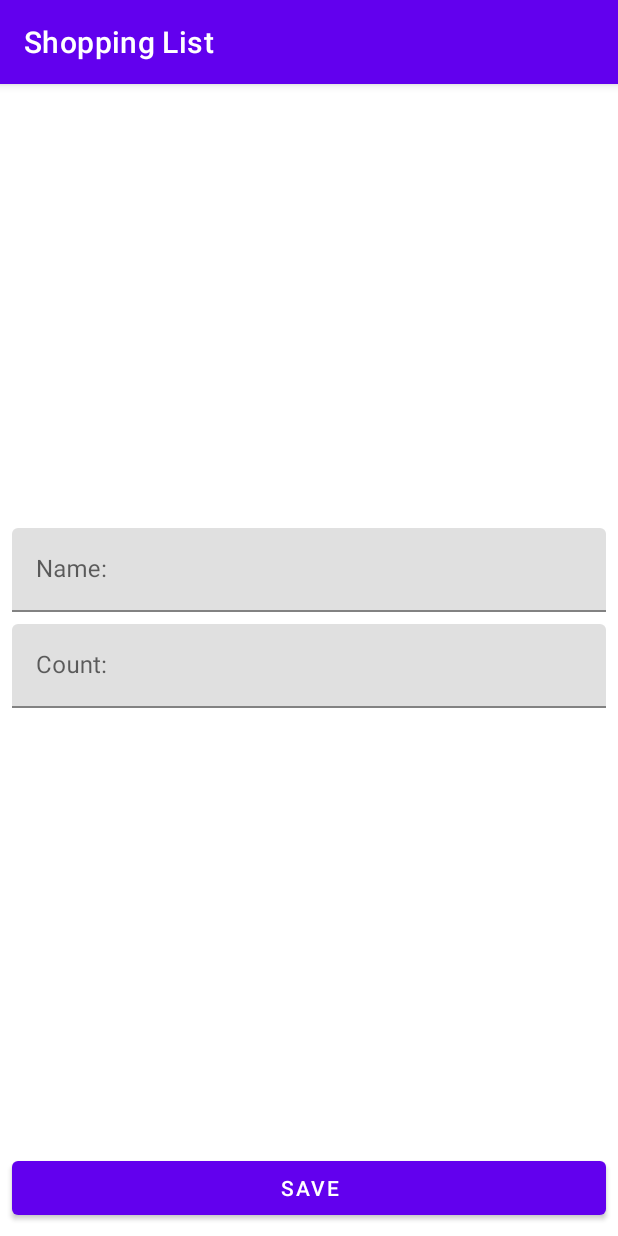
After one commit to MVN1101/ShoppingList, an Android app: the fragment ShopItemFragment placed in its activity, on a phone screen of 412 x 824 dp. The commit adds this screen. Run offline under Robolectric (Android 15) with nearby library versions, the phone set to English and light mode, and no system bars; 3 statements that could not run were skipped.

Commit message:
task6 add fragment

```diff
--- /dev/null
+++ b/app/src/main/java/com/mvn1101/shoppinglist/presentation/ShopItemFragment.kt
@@ -0,0 +1,175 @@
+package com.mvn1101.shoppinglist.presentation
+
+import android.content.Context
+import android.content.Intent
+import android.os.Bundle
+import android.text.Editable
+import android.text.TextWatcher
+import android.view.LayoutInflater
+import android.view.View
+import android.view.ViewGroup
+import android.widget.Button
+import android.widget.EditText
+import androidx.fragment.app.Fragment
+import androidx.lifecycle.ViewModelProvider
+import com.google.android.material.textfield.TextInputLayout
+import com.mvn1101.shoppinglist.R
+import com.mvn1101.shoppinglist.domain.ShopItem
+import com.mvn1101.shoppinglist.domain.ShopItem.Companion.UNDEFINED_ID
+
+class ShopItemFragment(
+    private val screenMode: String = MODE_UNKNOWN,
+    private val shopItemId: Int = ShopItem.UNDEFINED_ID
+) : Fragment() {
+
+    private lateinit var viewModel: ShopItemViewModel
+
+    private lateinit var tilName: TextInputLayout
+    private lateinit var tilCount: TextInputLayout
+    private lateinit var etName: EditText
+    private lateinit var etCount: EditText
+    private lateinit var saveButton: Button
+
+
+    override fun onCreateView(
+        inflater: LayoutInflater,
+        container: ViewGroup?,
+        savedInstanceState: Bundle?
+    ): View? {
+        return inflater.inflate(R.layout.fragment_shop_item, container, false)
+    }
+
+    override fun onViewCreated(view: View, savedInstanceState: Bundle?) {
+        super.onViewCreated(view, savedInstanceState)
+        super.onCreate(savedInstanceState)
+        parseParams()
+        viewModel = ViewModelProvider(this)[ShopItemViewModel::class.java]
+        initViews(view)
+        addTextChangeListener()
+        launchRightMode()
+        observeViewModels()
+    }
+
+    private fun observeViewModels() {
+        viewModel.errorInputName.observe(viewLifecycleOwner) {
+            val message = if (it) {
+                getString(R.string.error_input_name)
+            } else {
+                null
+            }
+            tilName.error = message
+        }
+
+        viewModel.errorInputCount.observe(viewLifecycleOwner) {
+            val message = if (it) {
+                getString(R.string.error_input_count)
+            } else {
+                null
+            }
+            tilCount.error = message
+        }
+        viewModel.shouldCloseScreen.observe(viewLifecycleOwner) {
+            activity?.onBackPressed()
+        }
+    }
+
+    private fun addTextChangeListener() {
+        etName.addTextChangedListener(object : TextWatcher {
+            override fun beforeTextChanged(s: CharSequence?, start: Int, count: Int, after: Int) {
+            }
+
+            override fun onTextChanged(s: CharSequence?, start: Int, before: Int, count: Int) {
+                viewModel.resetErrorInputName()
+            }
+
+            override fun afterTextChanged(s: Editable?) {
+            }
+        })
+
+        etCount.addTextChangedListener(object : TextWatcher {
+            override fun beforeTextChanged(s: CharSequence?, start: Int, count: Int, after: Int) {
+            }
+
+            override fun onTextChanged(s: CharSequence?, start: Int, before: Int, count: Int) {
+                viewModel.resetErrorInputCount()
+            }
+
+            override fun afterTextChanged(s: Editable?) {
+            }
+        })
+    }
+
+    private fun launchRightMode() {
+        when (screenMode) {
+            MODE_EDIT -> launchEditMode()
+            MODE_ADD -> launchAddMode()
+        }
+    }
+
+    private fun launchAddMode() {
+        saveButton.setOnClickListener() {
+            viewModel.addShopItem(etName.text?.toString(), etCount.text?.toString())
+        }
+    }
+
+    private fun launchEditMode() {
+        viewModel.getShopItem(shopItemId)
+        viewModel.shopItem.observe(viewLifecycleOwner) {
+            etName.setText(it.name)
+            etCount.setText(it.count.toString())
+        }
+        saveButton.setOnClickListener() {
+            viewModel.editShopItem(etName.text?.toString(), etCount.text?.toString())
+        }
+    }
+
+    private fun parseParams() {
+        if (screenMode != MODE_ADD && screenMode != MODE_EDIT) {
+            throw RuntimeException("Param screen mode is absent")
+        }
+        if (screenMode == MODE_EDIT && shopItemId == UNDEFINED_ID) {
+            throw RuntimeException("Param shop item id is absent")
+        }
+
+
+    }
+
+    private fun initViews(view: View) {
+        tilName = view.findViewById(R.id.til_name)
+        tilCount = view.findViewById(R.id.til_count)
+        etName = view.findViewById(R.id.et_name)
+        etCount = view.findViewById(R.id.ed_count)
+        saveButton = view.findViewById(R.id.save_button)
+    }
+
+
+    companion object {
+
+        private const val EXTRA_SCREEN_MODE = "extra_mode"
+        private const val EXTRA_SHOP_ITEM_ID = "extra_shop_item_id"
+        private const val MODE_ADD = "mode_add"
+        private const val MODE_EDIT = "mode_edit"
+        private const val MODE_UNKNOWN = ""
+
+        fun newInstanceAddItem(): ShopItemFragment{
+            return ShopItemFragment(MODE_ADD)
+        }
+
+        fun newInstanceEditItem(shopItemId: Int): ShopItemFragment{
+            return ShopItemFragment(MODE_EDIT, shopItemId)
+        }
+
+        fun newIntentAddItem(context: Context): Intent {
+            val intent = Intent(context, ShopItemActivity::class.java)
+            intent.putExtra(EXTRA_SCREEN_MODE, MODE_ADD)
+            return intent
+        }
+
+        fun newIntentEditItem(context: Context, shopItemId: Int): Intent {
+            val intent = Intent(context, ShopItemActivity::class.java)
+            intent.putExtra(EXTRA_SCREEN_MODE, MODE_EDIT)
+            intent.putExtra(EXTRA_SHOP_ITEM_ID, shopItemId)
+            return intent
+        }
+    }
+}
--- a/app/src/main/res/layout/activity_shop_item.xml
+++ b/app/src/main/res/layout/activity_shop_item.xml
@@ -1,62 +1,10 @@
 <?xml version="1.0" encoding="utf-8"?>
-<androidx.constraintlayout.widget.ConstraintLayout xmlns:android="http://schemas.android.com/apk/res/android"
+<androidx.fragment.app.FragmentContainerView xmlns:android="http://schemas.android.com/apk/res/android"
     xmlns:app="http://schemas.android.com/apk/res-auto"
     xmlns:tools="http://schemas.android.com/tools"
+    android:id="@+id/shop_item_container"
     android:layout_width="match_parent"
     android:layout_height="match_parent"
-    tools:context=".presentation.ShopItemActivity">
-
-    <com.google.android.material.textfield.TextInputLayout
-        android:id="@+id/til_name"
-        android:layout_width="0dp"
-        android:layout_height="wrap_content"
-        android:layout_marginStart="8dp"
-        android:layout_marginEnd="8dp"
-        android:layout_marginBottom="4dp"
-        app:layout_constraintBottom_toTopOf="@+id/til_count"
-        app:layout_constraintEnd_toEndOf="parent"
-        app:layout_constraintStart_toStartOf="parent"
-        app:layout_constraintTop_toTopOf="parent"
-        app:layout_constraintVertical_chainStyle="packed">
-
-        <com.google.android.material.textfield.TextInputEditText
-            android:id="@+id/et_name"
-            android:layout_width="match_parent"
-            android:layout_height="wrap_content"
-            android:hint="Name:"
-            android:inputType="textCapWords" />
-    </com.google.android.material.textfield.TextInputLayout>
-
-    <com.google.android.material.textfield.TextInputLayout
-        android:id="@+id/til_count"
-        android:layout_width="0dp"
-        android:layout_height="wrap_content"
-        android:layout_marginStart="8dp"
-        android:layout_marginEnd="8dp"
-        android:layout_marginTop="4dp"
-        app:layout_constraintTop_toBottomOf="@id/til_name"
-        app:layout_constraintBottom_toTopOf="@id/save_button"
-        app:layout_constraintEnd_toEndOf="parent"
-        app:layout_constraintStart_toStartOf="parent"
-        app:layout_constraintVertical_chainStyle="packed">
-
-        <com.google.android.material.textfield.TextInputEditText
-            android:id="@+id/ed_count"
-            android:layout_width="match_parent"
-            android:layout_height="wrap_content"
-            android:hint="Count:"
-            android:inputType="number"/>
-    </com.google.android.material.textfield.TextInputLayout>
-
-    <Button
-        android:id="@+id/save_button"
-        android:layout_width="0dp"
-        android:layout_height="wrap_content"
-        android:layout_marginStart="8dp"
-        android:layout_marginEnd="8dp"
-        android:layout_marginBottom="8dp"
-        android:text="Save"
-        app:layout_constraintBottom_toBottomOf="parent"
-        app:layout_constraintEnd_toEndOf="parent"
-        app:layout_constraintStart_toStartOf="parent" />
-</androidx.constraintlayout.widget.ConstraintLayout>
+    tools:context=".presentation.ShopItemActivity"
+    tools:layout = "@layout/fragment_shop_item">
+</androidx.fragment.app.FragmentContainerView>
--- /dev/null
+++ b/app/src/main/res/layout/fragment_shop_item.xml
@@ -0,0 +1,62 @@
+<?xml version="1.0" encoding="utf-8"?>
+<androidx.constraintlayout.widget.ConstraintLayout xmlns:android="http://schemas.android.com/apk/res/android"
+    xmlns:app="http://schemas.android.com/apk/res-auto"
+    xmlns:tools="http://schemas.android.com/tools"
+    android:layout_width="match_parent"
+    android:layout_height="match_parent"
+    tools:context=".presentation.ShopItemFragment">
+
+    <com.google.android.material.textfield.TextInputLayout
+        android:id="@+id/til_name"
+        android:layout_width="0dp"
+        android:layout_height="wrap_content"
+        android:layout_marginStart="8dp"
+        android:layout_marginEnd="8dp"
+        android:layout_marginBottom="4dp"
+        app:layout_constraintBottom_toTopOf="@+id/til_count"
+        app:layout_constraintEnd_toEndOf="parent"
+        app:layout_constraintStart_toStartOf="parent"
+        app:layout_constraintTop_toTopOf="parent"
+        app:layout_constraintVertical_chainStyle="packed">
+
+        <com.google.android.material.textfield.TextInputEditText
+            android:id="@+id/et_name"
+            android:layout_width="match_parent"
+            android:layout_height="wrap_content"
+            android:hint="Name:"
+            android:inputType="textCapWords" />
+    </com.google.android.material.textfield.TextInputLayout>
+
+    <com.google.android.material.textfield.TextInputLayout
+        android:id="@+id/til_count"
+        android:layout_width="0dp"
+        android:layout_height="wrap_content"
+        android:layout_marginStart="8dp"
+        android:layout_marginEnd="8dp"
+        android:layout_marginTop="4dp"
+        app:layout_constraintTop_toBottomOf="@id/til_name"
+        app:layout_constraintBottom_toTopOf="@id/save_button"
+        app:layout_constraintEnd_toEndOf="parent"
+        app:layout_constraintStart_toStartOf="parent"
+        app:layout_constraintVertical_chainStyle="packed">
+
+        <com.google.android.material.textfield.TextInputEditText
+            android:id="@+id/ed_count"
+            android:layout_width="match_parent"
+            android:layout_height="wrap_content"
+            android:hint="Count:"
+            android:inputType="number"/>
+    </com.google.android.material.textfield.TextInputLayout>
+
+    <Button
+        android:id="@+id/save_button"
+        android:layout_width="0dp"
+        android:layout_height="wrap_content"
+        android:layout_marginStart="8dp"
+        android:layout_marginEnd="8dp"
+        android:layout_marginBottom="8dp"
+        android:text="Save"
+        app:layout_constraintBottom_toBottomOf="parent"
+        app:layout_constraintEnd_toEndOf="parent"
+        app:layout_constraintStart_toStartOf="parent" />
+</androidx.constraintlayout.widget.ConstraintLayout>
```
Also changed, not shown: app/src/main/java/com/mvn1101/shoppinglist/presentation/ShopItemActivity.kt (+91 -87 lines).
